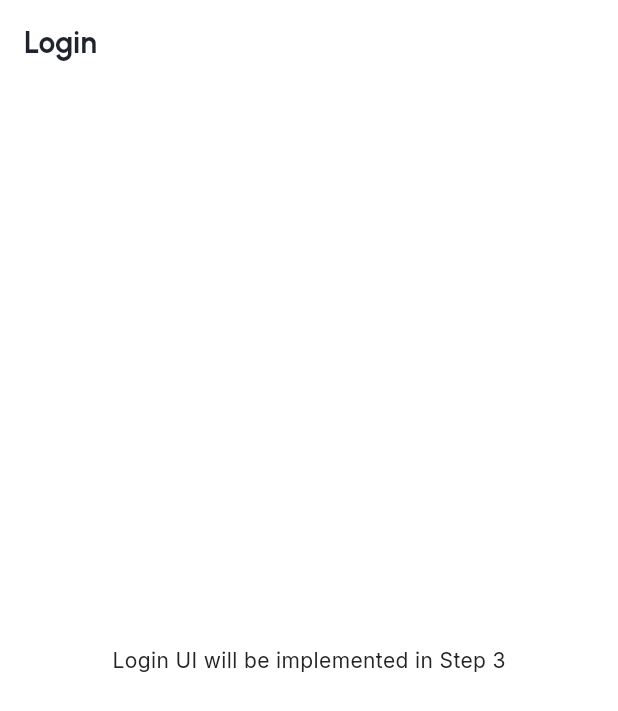
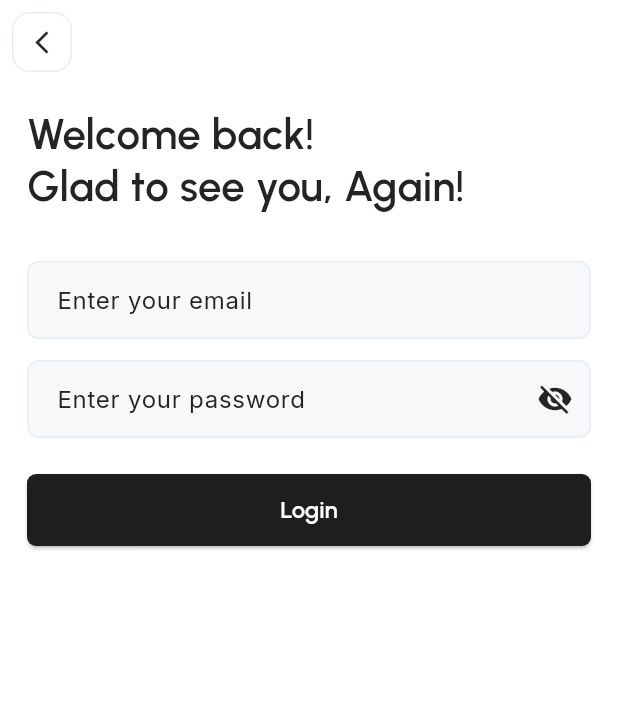
Before and after one commit to Nort432/fake_store_demo, a Flutter app: the screen it shows after launch, after a tap on "Login", on a phone screen of 412 x 824 dp. Shown: the top 711 px of the screen. Run offline on Flutter 3.47's test engine with Material 3 defaults, Android fonts, the phone set to English and light mode, and no system bars; our stand-ins replace dio, equatable, flutter_bloc, flutter_svg, get_it, go_router and 3 more.

Commit message:
feat: implement welcome and login flow

```diff
--- a/lib/core/constants/app_constants.dart
+++ b/lib/core/constants/app_constants.dart
@@ -1,3 +1,3 @@
 abstract final class AppConstants {
-  static const String apiBaseUrl = 'https://fakeapi.platzi.com/api/v1';
+  static const String apiBaseUrl = 'https://api.escuelajs.co/api/v1';
 }
--- a/lib/core/network/network_error_mapper.dart
+++ b/lib/core/network/network_error_mapper.dart
@@ -1,7 +1,21 @@
+import 'package:dio/dio.dart';
+import 'package:injectable/injectable.dart';
+
+@lazySingleton
 class NetworkErrorMapper {
   const NetworkErrorMapper();
 
   String toMessage(Object error) {
+    if (error is DioException) {
+      final statusCode = error.response?.statusCode;
+      if (statusCode == 401) {
+        return 'Invalid email or password';
+      }
+      if (statusCode != null && statusCode >= 500) {
+        return 'Server is unavailable. Try again later.';
+      }
+    }
+
     return 'Something went wrong. Please try again.';
   }
 }
--- /dev/null
+++ b/lib/features/auth/data/repositories/auth_repository.dart
@@ -0,0 +1,37 @@
+import 'package:injectable/injectable.dart';
+
+import '../../../../core/network/network_error_mapper.dart';
+import '../datasources/auth_remote_data_source.dart';
+
+@lazySingleton
+class AuthRepository {
+  const AuthRepository(this._remoteDataSource, this._errorMapper);
+
+  final AuthRemoteDataSource _remoteDataSource;
+  final NetworkErrorMapper _errorMapper;
+
+  Future<void> login({required String email, required String password}) async {
+    try {
+      final tokens = await _remoteDataSource.login(
+        email: email,
+        password: password,
+      );
+
+      if (tokens.accessToken.isEmpty || tokens.refreshToken.isEmpty) {
+        throw const AuthFailure('Received invalid auth token payload');
+      }
+    } catch (error) {
+      if (error is AuthFailure) {
+        rethrow;
+      }
+
+      throw AuthFailure(_errorMapper.toMessage(error));
+    }
+  }
+}
+
+class AuthFailure implements Exception {
+  const AuthFailure(this.message);
+
+  final String message;
+}
--- /dev/null
+++ b/lib/features/auth/presentation/cubit/login_cubit.dart
@@ -0,0 +1,54 @@
+import 'package:equatable/equatable.dart';
+import 'package:flutter_bloc/flutter_bloc.dart';
+import 'package:injectable/injectable.dart';
+
+import '../../data/repositories/auth_repository.dart';
+
+@injectable
+class LoginCubit extends Cubit<LoginState> {
+  LoginCubit(this._authRepository) : super(const LoginState.initial());
+
+  final AuthRepository _authRepository;
+
+  Future<void> login({required String email, required String password}) async {
+    emit(state.copyWith(status: LoginStatus.loading, errorMessage: ''));
+
+    try {
+      await _authRepository.login(email: email, password: password);
+      emit(state.copyWith(status: LoginStatus.success));
+    } on AuthFailure catch (error) {
+      emit(
+        state.copyWith(status: LoginStatus.error, errorMessage: error.message),
+      );
+    }
+  }
+
+  void clearError() {
+    if (state.errorMessage.isEmpty) {
+      return;
+    }
+
+    emit(state.copyWith(errorMessage: ''));
+  }
+}
+
+enum LoginStatus { initial, loading, success, error }
+
+class LoginState extends Equatable {
+  const LoginState({required this.status, required this.errorMessage});
+
+  const LoginState.initial() : status = LoginStatus.initial, errorMessage = '';
+
+  final LoginStatus status;
+  final String errorMessage;
+
+  LoginState copyWith({LoginStatus? status, String? errorMessage}) {
+    return LoginState(
+      status: status ?? this.status,
+      errorMessage: errorMessage ?? this.errorMessage,
+    );
+  }
+
+  @override
+  List<Object> get props => [status, errorMessage];
+}
--- a/lib/features/auth/presentation/pages/login_page.dart
+++ b/lib/features/auth/presentation/pages/login_page.dart
@@ -1,13 +1,175 @@
 import 'package:flutter/material.dart';
+import 'package:flutter_bloc/flutter_bloc.dart';
+import 'package:go_router/go_router.dart';
+
+import '../../../../core/constants/app_colors.dart';
+import '../../../../core/di/injection.dart';
+import '../../../../core/theme/app_typography.dart';
+import '../../../../core/widgets/app_text_field.dart';
+import '../cubit/login_cubit.dart';
 
 class LoginPage extends StatelessWidget {
   const LoginPage({super.key});
 
   @override
   Widget build(BuildContext context) {
-    return Scaffold(
-      appBar: AppBar(title: const Text('Login')),
-      body: const Center(child: Text('Login UI will be implemented in Step 3')),
+    return BlocProvider(
+      create: (_) => getIt<LoginCubit>(),
+      child: const _LoginView(),
     );
   }
 }
+
+class _LoginView extends StatefulWidget {
+  const _LoginView();
+
+  @override
+  State<_LoginView> createState() => _LoginViewState();
+}
+
+class _LoginViewState extends State<_LoginView> {
+  final _emailController = TextEditingController();
+  final _passwordController = TextEditingController();
+
+  @override
+  void dispose() {
+    _emailController.dispose();
+    _passwordController.dispose();
+    super.dispose();
+  }
+
+  @override
+  Widget build(BuildContext context) {
+    return BlocListener<LoginCubit, LoginState>(
+      listenWhen: (previous, current) =>
+          previous.status != current.status ||
+          previous.errorMessage != current.errorMessage,
+      listener: (context, state) {
+        if (state.status == LoginStatus.success) {
+          context.go('/home');
+        }
+
+        if (state.status == LoginStatus.error &&
+            state.errorMessage.isNotEmpty) {
+          _showMessage(state.errorMessage);
+
+          context.read<LoginCubit>().clearError();
+        }
+      },
+      child: Scaffold(
+        appBar: AppBar(
+          leading: Padding(
+            padding: const EdgeInsets.all(8),
+            child: DecoratedBox(
+              decoration: BoxDecoration(
+                border: Border.all(color: AppColors.inputBorder),
+                borderRadius: BorderRadius.circular(12),
+              ),
+              child: IconButton(
+                onPressed: () {
+                  context.pop();
+                },
+                icon: const Icon(Icons.arrow_back_ios_new, size: 18),
+              ),
+            ),
+          ),
+        ),
+        body: SafeArea(
+          child: SingleChildScrollView(
+            padding: const EdgeInsets.fromLTRB(18, 16, 18, 24),
+            child: Column(
+              crossAxisAlignment: CrossAxisAlignment.stretch,
+              children: [
+                Text(
+                  'Welcome back!\nGlad to see you, Again!',
+                  style: context.appTypography.screenTitle,
+                ),
+                const SizedBox(height: 32),
+                AppTextField(
+                  controller: _emailController,
+                  hintText: 'Enter your email',
+                  keyboardType: TextInputType.emailAddress,
+                ),
+                const SizedBox(height: 14),
+                AppTextField(
+                  controller: _passwordController,
+                  hintText: 'Enter your password',
+                  obscurable: true,
+                ),
+                const SizedBox(height: 24),
+                BlocBuilder<LoginCubit, LoginState>(
+                  builder: (context, state) {
+                    final isLoading = state.status == LoginStatus.loading;
+
+                    return ElevatedButton(
+                      onPressed: isLoading ? null : _submit,
+                      child: isLoading
+                          ? const SizedBox(
+                              width: 18,
+                              height: 18,
+                              child: CircularProgressIndicator(strokeWidth: 2),
+                            )
+                          : const Text('Login'),
+                    );
+                  },
+                ),
+              ],
+            ),
+          ),
+        ),
+      ),
+    );
+  }
+
+  String? _validateEmail(String value) {
+    final email = value.trim();
+    if (email.isEmpty) {
+      return 'Email is required';
+    }
+
+    final emailRegex = RegExp(r'^[^@\s]+@[^@\s]+\.[^@\s]+$');
+    if (!emailRegex.hasMatch(email)) {
+      return 'Enter a valid email';
+    }
+
+    return null;
+  }
+
+  String? _validatePassword(String value) {
+    final password = value.trim();
+    if (password.isEmpty) {
+      return 'Password is required';
+    }
+
+    if (password.length < 6) {
+      return 'Password must be at least 6 characters';
+    }
+
+    return null;
+  }
+
+  void _submit() {
+    final emailError = _validateEmail(_emailController.text);
+    if (emailError != null) {
+      _showMessage(emailError);
+      return;
+    }
+
+    final passwordError = _validatePassword(_passwordController.text);
+    if (passwordError != null) {
+      _showMessage(passwordError);
+      return;
+    }
+
+    context.read<LoginCubit>().login(
+      email: _emailController.text.trim(),
+      password: _passwordController.text,
+    );
+  }
+
+  void _showMessage(String message) {
+    ScaffoldMessenger.of(context)
+      ..hideCurrentSnackBar()
+      ..showSnackBar(SnackBar(content: Text(message)));
+  }
+}
--- a/lib/features/auth/presentation/pages/welcome_page.dart
+++ b/lib/features/auth/presentation/pages/welcome_page.dart
@@ -30,7 +30,7 @@ class WelcomePage extends StatelessWidget {
                   Text('Fake Store', style: context.appTypography.screenTitle),
                   const SizedBox(height: 40),
                   ElevatedButton(
-                    onPressed: () => context.go('/login'),
+                    onPressed: () => context.push('/login'),
                     style: Theme.of(context).elevatedButtonTheme.style,
                     child: const Text('Login'),
                   ),
--- a/pubspec.yaml
+++ b/pubspec.yaml
@@ -11,6 +11,7 @@ dependencies:
     sdk: flutter
   cupertino_icons: ^1.0.8
   dio: ^5.9.0
+  equatable: ^2.0.7
   flutter_bloc: ^9.1.1
   get_it: ^9.1.0
   go_router: ^16.3.0
```
Also changed, not shown: lib/features/auth/data/datasources/auth_remote_data_source.dart (added, +24 -0 lines), lib/features/auth/data/models/login_tokens_dto.dart (added, +13 -0 lines), lib/core/di/injection.config.dart, pubspec.lock, 1 other file.
